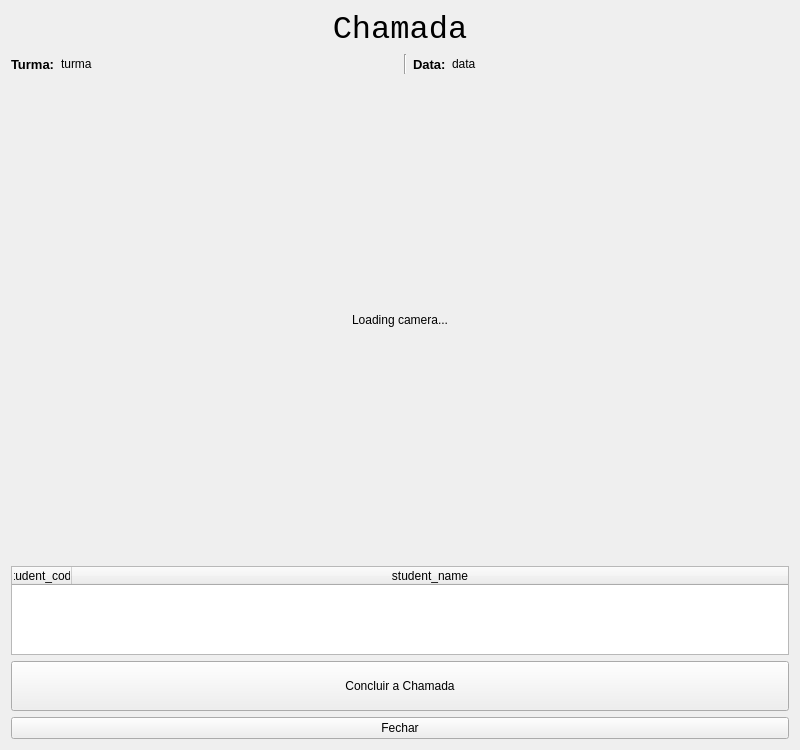
Qt form ui/course_attendance.ui (YanVictorSN/access-control-project) before a commit.
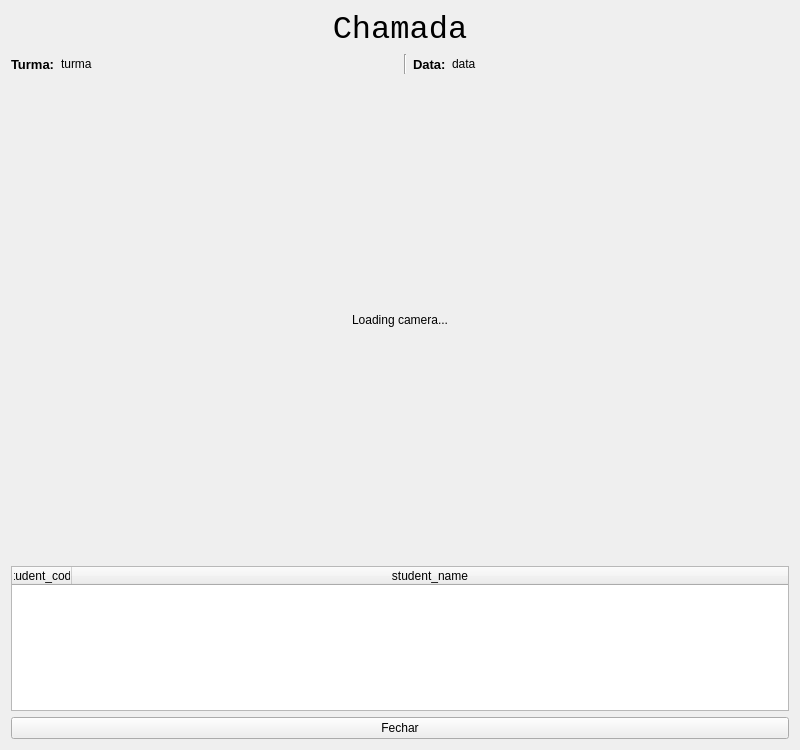
The same form after that commit.

Commit message: refactor: removing useless button

What changed in the file:
```diff
--- a/ui/course_attendance.ui
+++ b/ui/course_attendance.ui
@@ -27,19 +27,6 @@
      </property>
     </widget>
    </item>
-   <item row="4" column="0" colspan="2">
-    <widget class="QPushButton" name="finish_qPB">
-     <property name="minimumSize">
-      <size>
-       <width>0</width>
-       <height>50</height>
-      </size>
-     </property>
-     <property name="text">
-      <string>Concluir a Chamada</string>
-     </property>
-    </widget>
-   </item>
    <item row="1" column="0" colspan="2">
     <widget class="QTableWidget" name="attendence_qTW">
      <property name="sizePolicy">
```
Left out of the diff: 5 changed lines with no effect on the pictures.
